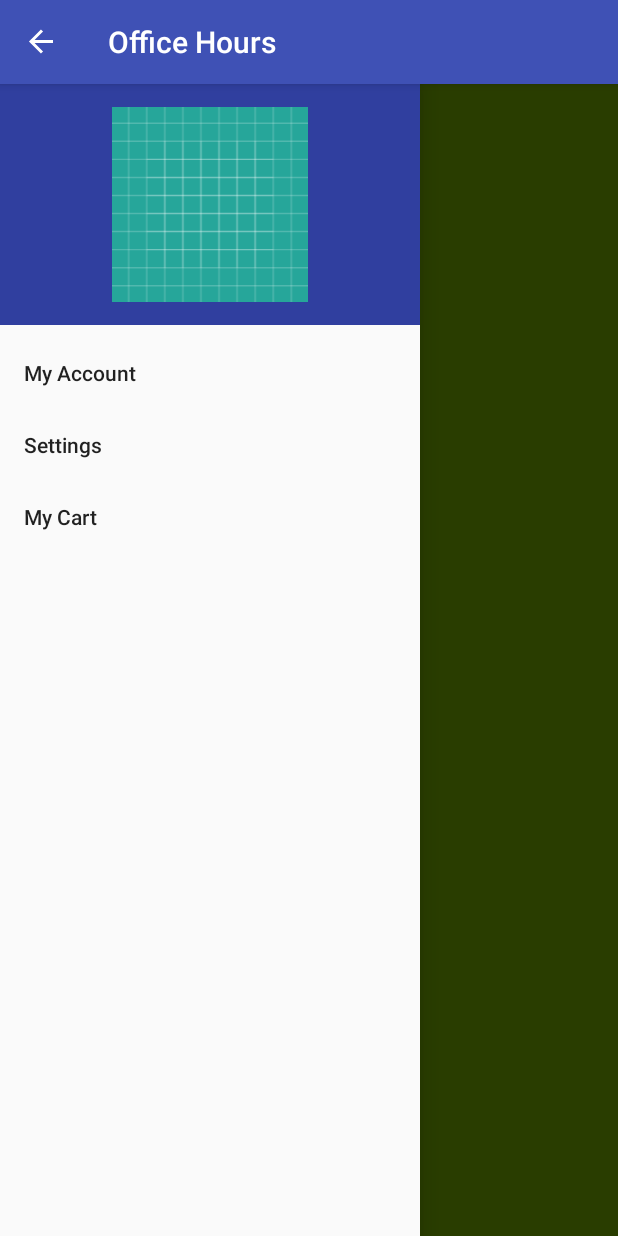
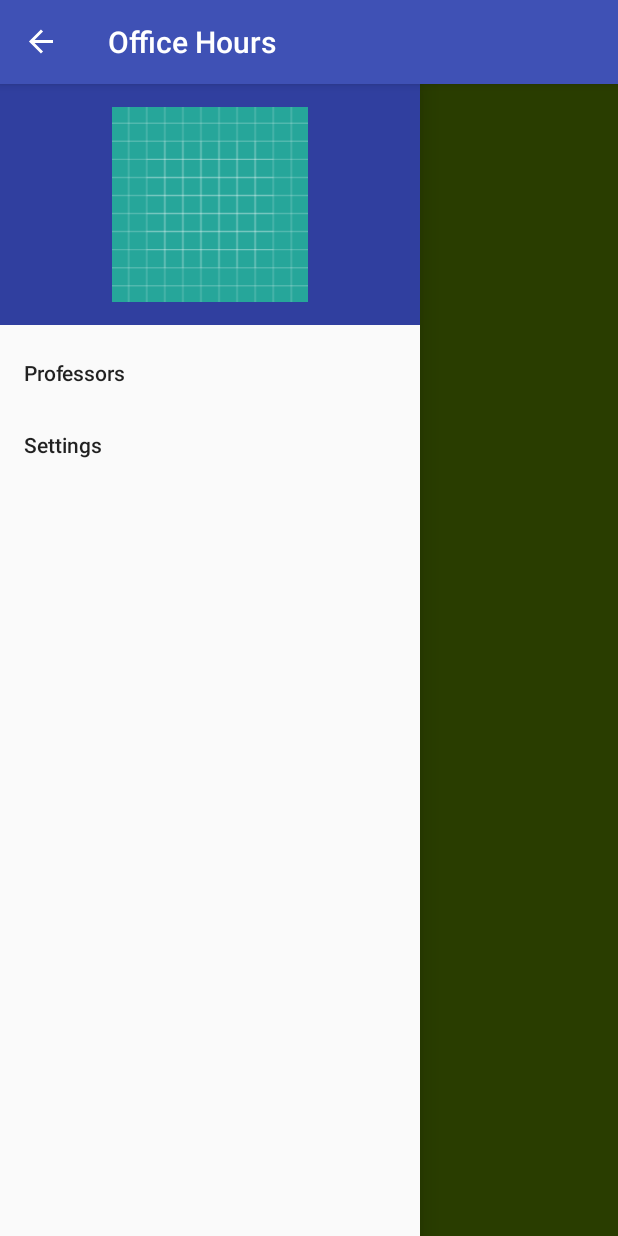
Before and after one commit to jctully/OfficeHours, an Android app: the screen it shows after launch (MainActivity), after a tap on "Settings", on a phone screen of 412 x 824 dp. Run offline under Robolectric (Android 15) with nearby library versions, the phone set to English and light mode, and no system bars; our stand-ins replace Firebase (no records; nobody signed in at launch, a user with empty details on screens opened directly); 2 other taps on this screen came first.

Commit message:
Changed labels to match our app

```diff
--- a/OfficeHours/app/src/main/java/tmb/csci412/wwu/officehours/MainActivity.java
+++ b/OfficeHours/app/src/main/java/tmb/csci412/wwu/officehours/MainActivity.java
@@ -48,10 +48,10 @@ public class MainActivity extends AppCompatActivity {
                 int id = item.getItemId();
                 switch(id) {
                     case R.id.account:
-                        Toast.makeText(MainActivity.this, "Professors", Toast.LENGTH_SHORT).show();
+                        Toast.makeText(MainActivity.this, R.string.profList, Toast.LENGTH_SHORT).show();
                         break;
                     case R.id.settings:
-                        Toast.makeText(MainActivity.this, "Settings", Toast.LENGTH_SHORT).show();
+                        Toast.makeText(MainActivity.this, R.string.settings, Toast.LENGTH_SHORT).show();
                         break;
                     default:
                         return true;
--- a/OfficeHours/app/src/main/res/values/strings.xml
+++ b/OfficeHours/app/src/main/res/values/strings.xml
@@ -3,4 +3,6 @@
     <string name="Open">Open</string>
     <string name="Close">Close</string>
     <string name="search_hint">Search for Professors</string>
+    <string name="profList">Professors</string>
+    <string name="settings">Settings</string>
 </resources>
```
Also changed, not shown: OfficeHours/app/src/main/res/layout/navigation_menu.xml (+2 -5 lines).
